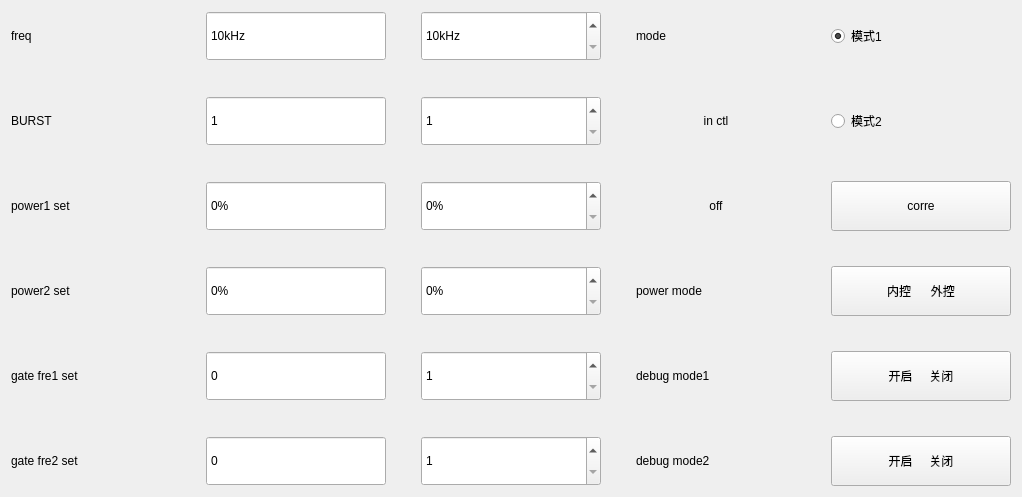
First picture: the form in macousto_pso.ui, repository yuanjinxin123/shenglei, before the edit.
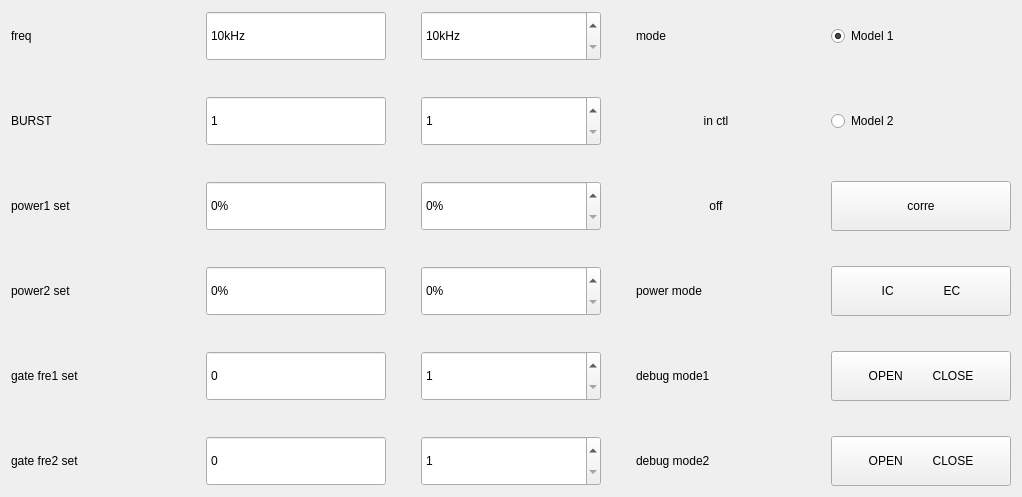
Second picture: the form after the edit.

```diff
--- a/macousto_pso.ui
+++ b/macousto_pso.ui
@@ -510,7 +510,7 @@
         </size>
        </property>
        <property name="text">
-        <string>模式1</string>
+        <string>Model 1</string>
        </property>
        <property name="checked">
         <bool>true</bool>
@@ -560,7 +560,7 @@
         </size>
        </property>
        <property name="text">
-        <string>模式2</string>
+        <string>Model 2</string>
        </property>
       </widget>
      </item>
@@ -651,7 +651,7 @@
         </size>
        </property>
        <property name="text">
-        <string>内控      外控</string>
+        <string>IC               EC</string>
        </property>
       </widget>
      </item>
@@ -692,7 +692,7 @@
         </size>
        </property>
        <property name="text">
-        <string>开启     关闭</string>
+        <string>OPEN         CLOSE</string>
        </property>
       </widget>
      </item>
@@ -733,7 +733,7 @@
         </size>
        </property>
        <property name="text">
-        <string>开启     关闭</string>
+        <string>OPEN         CLOSE</string>
        </property>
       </widget>
      </item>
```
